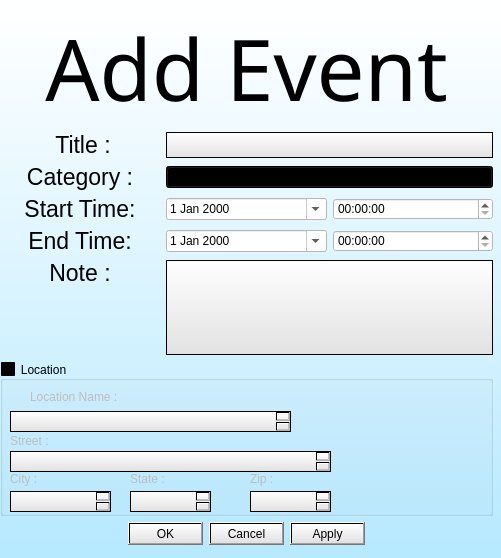
Before: the Qt Designer form Calendar/addeventbutton.ui in oscarl1127/CSUSM_CS441_Project, drawn with Qt 5.
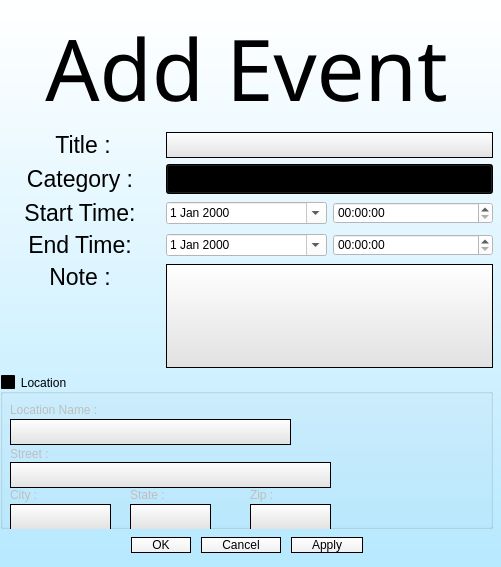
After: the same form once the commit is applied.

```diff
--- a/Calendar/addeventbutton.ui
+++ b/Calendar/addeventbutton.ui
@@ -7,7 +7,7 @@
     <x>0</x>
     <y>0</y>
     <width>501</width>
-    <height>558</height>
+    <height>567</height>
    </rect>
   </property>
   <property name="windowTitle">
@@ -22,7 +22,7 @@
      <x>0</x>
      <y>10</y>
      <width>502</width>
-     <height>541</height>
+     <height>551</height>
     </rect>
    </property>
    <layout class="QGridLayout" name="gridLayout" rowminimumheight="60,24,0,0,0,0,155,0">
@@ -182,9 +182,15 @@
          <x>250</x>
          <y>130</y>
          <width>81</width>
-         <height>21</height>
+         <height>26</height>
         </rect>
        </property>
+       <property name="minimumSize">
+        <size>
+         <width>0</width>
+         <height>26</height>
+        </size>
+       </property>
        <property name="styleSheet">
         <string notr="true">background-color: qlineargradient(spread:reflect, x1:0, y1:1, x2:0, y2:0, stop:0 rgba(225, 225, 225, 255), stop:1 rgba(255, 255, 255, 255))</string>
        </property>
@@ -198,7 +204,7 @@
       <widget class="QLabel" name="label_6">
        <property name="geometry">
         <rect>
-         <x>30</x>
+         <x>10</x>
          <y>20</y>
          <width>121</width>
          <height>31</height>
@@ -217,9 +223,15 @@
          <x>130</x>
          <y>130</y>
          <width>81</width>
-         <height>21</height>
+         <height>26</height>
         </rect>
        </property>
+       <property name="minimumSize">
+        <size>
+         <width>0</width>
+         <height>26</height>
+        </size>
+       </property>
        <property name="styleSheet">
         <string notr="true">background-color: qlineargradient(spread:reflect, x1:0, y1:1, x2:0, y2:0, stop:0 rgba(225, 225, 225, 255), stop:1 rgba(255, 255, 255, 255))</string>
        </property>
@@ -228,7 +240,7 @@
        <property name="geometry">
         <rect>
          <x>10</x>
-         <y>110</y>
+         <y>113</y>
          <width>61</width>
          <height>16</height>
         </rect>
@@ -246,9 +258,15 @@
          <x>10</x>
          <y>130</y>
          <width>101</width>
-         <height>21</height>
+         <height>26</height>
         </rect>
        </property>
+       <property name="minimumSize">
+        <size>
+         <width>0</width>
+         <height>26</height>
+        </size>
+       </property>
        <property name="styleSheet">
         <string notr="true">background-color: qlineargradient(spread:reflect, x1:0, y1:1, x2:0, y2:0, stop:0 rgba(225, 225, 225, 255), stop:1 rgba(255, 255, 255, 255))</string>
        </property>
@@ -257,7 +275,7 @@
        <property name="geometry">
         <rect>
          <x>130</x>
-         <y>110</y>
+         <y>113</y>
          <width>60</width>
          <height>16</height>
         </rect>
@@ -289,11 +307,17 @@
        <property name="geometry">
         <rect>
          <x>10</x>
-         <y>90</y>
+         <y>88</y>
          <width>321</width>
-         <height>21</height>
+         <height>26</height>
         </rect>
        </property>
+       <property name="minimumSize">
+        <size>
+         <width>0</width>
+         <height>26</height>
+        </size>
+       </property>
        <property name="styleSheet">
         <string notr="true">background-color: qlineargradient(spread:reflect, x1:0, y1:1, x2:0, y2:0, stop:0 rgba(225, 225, 225, 255), stop:1 rgba(255, 255, 255, 255))</string>
        </property>
@@ -302,7 +326,7 @@
        <property name="geometry">
         <rect>
          <x>250</x>
-         <y>110</y>
+         <y>113</y>
          <width>60</width>
          <height>16</height>
         </rect>
@@ -318,11 +342,17 @@
        <property name="geometry">
         <rect>
          <x>10</x>
-         <y>50</y>
+         <y>45</y>
          <width>281</width>
-         <height>21</height>
+         <height>26</height>
         </rect>
        </property>
+       <property name="minimumSize">
+        <size>
+         <width>0</width>
+         <height>26</height>
+        </size>
+       </property>
        <property name="styleSheet">
         <string notr="true">background-color: qlineargradient(spread:reflect, x1:0, y1:1, x2:0, y2:0, stop:0 rgba(225, 225, 225, 255), stop:1 rgba(255, 255, 255, 255))</string>
        </property>
@@ -331,6 +361,12 @@
     </item>
     <item row="2" column="1" colspan="2">
      <widget class="QComboBox" name="Category_Box">
+      <property name="minimumSize">
+       <size>
+        <width>0</width>
+        <height>30</height>
+       </size>
+      </property>
       <property name="styleSheet">
        <string notr="true">background-color: qlineargradient(spread:reflect, x1:0, y1:1, x2:0, y2:0, stop:0 rgba(225, 225, 225, 255), stop:1 rgba(255, 255, 255, 255))</string>
       </property>
@@ -433,7 +469,11 @@
     <item row="7" column="0" colspan="3">
      <widget class="QDialogButtonBox" name="buttonBox">
       <property name="styleSheet">
-       <string notr="true">background-color: qlineargradient(spread:reflect, x1:0, y1:1, x2:0, y2:0, stop:0 rgba(225, 225, 225, 255), stop:1 rgba(255, 255, 255, 255))</string>
+       <string notr="true">background-color: qlineargradient(spread:reflect, x1:0, y1:1, x2:0, y2:0, stop:0 rgba(240, 240, 240, 255), stop:1 rgba(255, 255, 255, 255));
+border-radius: 9px;
+border: 1px solid black;
+padding: 0 20px;
+margin: 2px;</string>
       </property>
       <property name="standardButtons">
        <set>QDialogButtonBox::Apply|QDialogButtonBox::Cancel|QDialogButtonBox::Ok</set>
```
Left out of the diff: 6 changed lines with no effect on the pictures.
